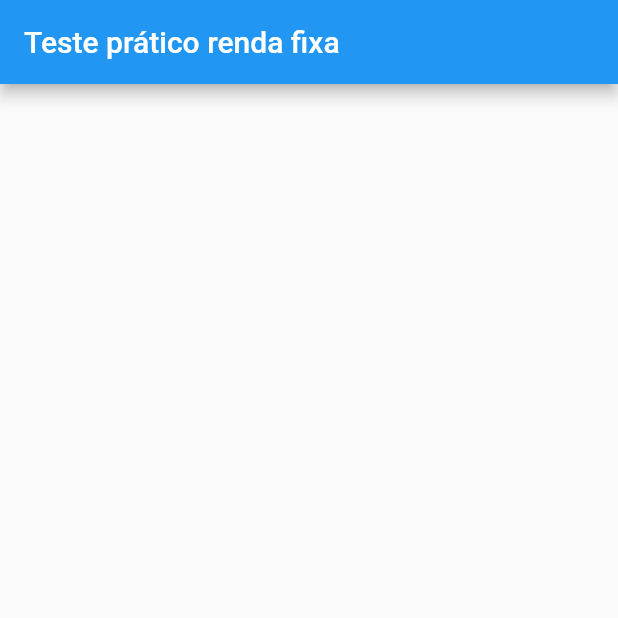
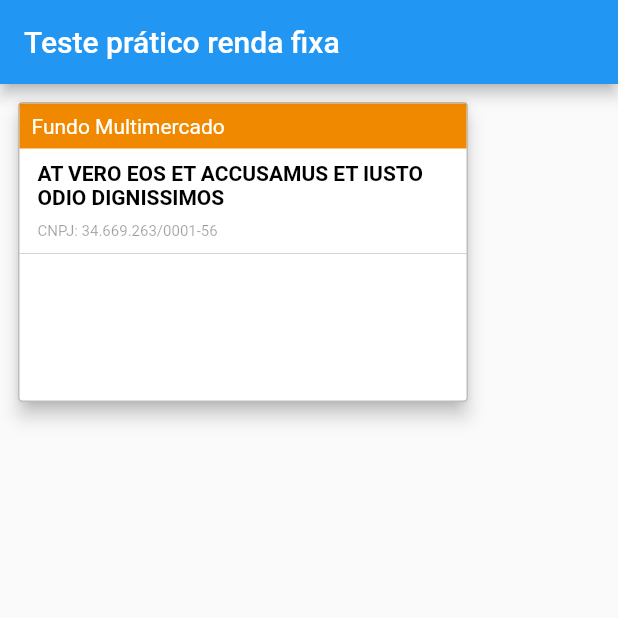
Before and after one commit to joaovirgili/teste_renda_fixa, a Flutter app: the screen it shows after launch, on a phone screen of 412 x 824 dp, the top half of it. Run offline on Flutter 3.47's test engine with Material 2 defaults, Android fonts, the phone set to English and light mode, and no system bars.

Commit message:
Título e nome do card adicionado

```diff
--- a/lib/pages/listagem/listagem.dart
+++ b/lib/pages/listagem/listagem.dart
@@ -1,4 +1,6 @@
 import 'package:flutter/material.dart';
+import 'package:teste_renda_fixa/shared/models/fundo.model.dart';
+import 'package:teste_renda_fixa/shared/widgets/fundo-card.dart';
 
 class Listagem extends StatefulWidget {
   Listagem({Key key}) : super(key: key);
@@ -7,13 +9,40 @@ class Listagem extends StatefulWidget {
 }
 
 class _ListagemState extends State<Listagem> {
+  final fundo = FundoRenda.fromJson({
+    "aplicacao_minima": 5000,
+    "classe": "Fundo Multimercado",
+    "cnpj": "34.669.263/0001-56",
+    "gestor": "Ut enim ad minima veniam",
+    "liquidez": "D+1",
+    "nome": "at vero eos et accusamus et iusto odio dignissimos",
+    "perfil": "agressivo",
+    "rentabilidade": "16.72",
+    "score": "6.8",
+  });
+
   @override
   Widget build(BuildContext context) {
     return Scaffold(
       appBar: AppBar(
         title: Text('Teste prático renda fixa'),
       ),
-      body: Container(),
+      body: Column(
+        children: <Widget>[
+          Padding(
+            padding: const EdgeInsets.all(8.0),
+            child: Card(
+              child:CardFundo(
+                fundo: fundo,
+                width: 300,
+                height: 200,
+              ),
+              elevation: 5,
+
+            ),
+          ),
+        ],
+      ),
     );
   }
 }
--- a/lib/shared/models/fundo-card.model.dart
+++ b/lib/shared/models/fundo.model.dart
@@ -8,6 +8,7 @@ class FundoRenda {
   String perfil;
   String rentabilidade;
   String score;
+  int cor;
 
   FundoRenda(
       {this.aplicacaoMinima,
@@ -18,7 +19,8 @@ class FundoRenda {
       this.nome,
       this.perfil,
       this.rentabilidade,
-      this.score});
+      this.score,
+      this.cor});
 
   FundoRenda.fromJson(Map<String, dynamic> json) {
     aplicacaoMinima = json['aplicacao_minima'];
@@ -30,6 +32,7 @@ class FundoRenda {
     perfil = json['perfil'];
     rentabilidade = json['rentabilidade'];
     score = json['score'];
+    this.cor = this.perfil == 'agressivo' ? 0xffF18900 : 0xff44B95C;
   }
 
   Map<String, dynamic> toJson() {
--- a/lib/shared/widgets/fundo-card.dart
+++ b/lib/shared/widgets/fundo-card.dart
@@ -1,13 +1,125 @@
 import 'package:flutter/material.dart';
+import 'package:teste_renda_fixa/shared/models/fundo.model.dart';
 
 class CardFundo extends StatelessWidget {
+  const CardFundo({
+    @required this.fundo,
+    @required this.width,
+    @required this.height,
+  }) : super();
 
-  const CardFundo();
+  final FundoRenda fundo;
+  final double width;
+  final double height;
 
   @override
   Widget build(BuildContext context) {
     return Container(
-
+      height: height,
+      width: width,
+      child: Column(
+        children: <Widget>[
+          TituloCard(
+            fundo: fundo,
+            width: width,
+            height: height * 0.15,
+            padding: EdgeInsets.only(left: 8),
+          ),
+          ConteudoNome(
+            fundo: fundo,
+            width: width,
+            height: height * 0.35,
+            padding: EdgeInsets.only(left: 12.0),
+          ),
+          Container(
+            width: width,
+            decoration: BoxDecoration(
+              border:
+                  Border(bottom: BorderSide(width: 0.3, color: Colors.black38)),
+            ),
+          )
+        ],
+      ),
+      decoration: BoxDecoration(
+        border: Border.all(color: Colors.black26),
+        borderRadius: BorderRadius.circular(3),
+        color: Colors.white,
+      ),
     );
   }
 }
+
+class ConteudoNome extends StatelessWidget {
+  const ConteudoNome({
+    Key key,
+    @required this.fundo,
+    @required this.width,
+    @required this.height,
+    @required this.padding,
+  }) : super(key: key);
+
+  final FundoRenda fundo;
+  final double width;
+  final double height;
+  final EdgeInsetsGeometry padding;
+
+  @override
+  Widget build(BuildContext context) {
+    return Container(
+      width: this.width,
+      height: this.height,
+      padding: this.padding,
+      child: Column(
+        mainAxisAlignment: MainAxisAlignment.spaceEvenly,
+        crossAxisAlignment: CrossAxisAlignment.start,
+        children: <Widget>[
+          Text(
+            this.fundo.nome.toUpperCase(),
+            style: TextStyle(
+              color: Colors.black,
+              fontWeight: FontWeight.w700,
+            ),
+          ),
+          Text(
+            'CNPJ: ${this.fundo.cnpj}'.toUpperCase(),
+            style: TextStyle(color: Colors.black38, fontSize: 10),
+          )
+        ],
+      ),
+    );
+  }
+}
+
+class TituloCard extends StatelessWidget {
+  const TituloCard({
+    Key key,
+    @required this.fundo,
+    @required this.width,
+    @required this.height,
+    @required this.padding,
+  }) : super(key: key);
+
+  final FundoRenda fundo;
+  final double width;
+  final double height;
+  final EdgeInsetsGeometry padding;
+
+  @override
+  Widget build(BuildContext context) {
+    return Container(
+      width: this.width,
+      height: this.height,
+      padding: this.padding,
+      color: Color(this.fundo.cor),
+      child: Row(
+        children: <Widget>[
+          Text(
+            this.fundo.classe,
+            style: TextStyle(color: Colors.white),
+            textAlign: TextAlign.left,
+          ),
+        ],
+      ),
+    );
+  }
+}
```
